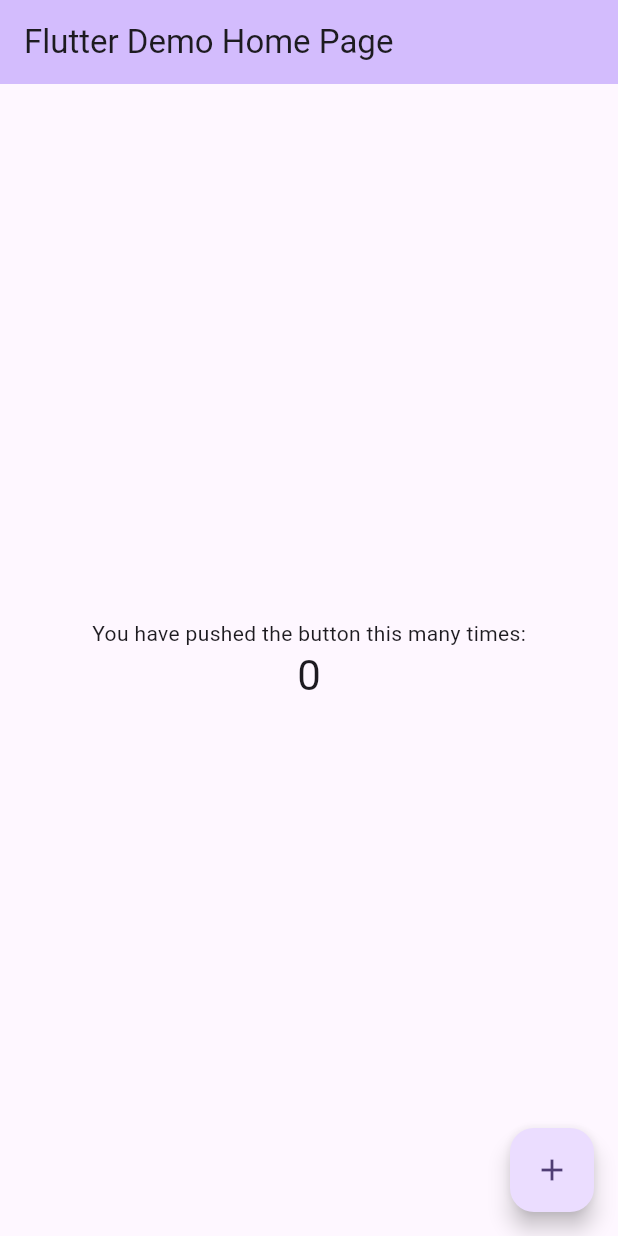
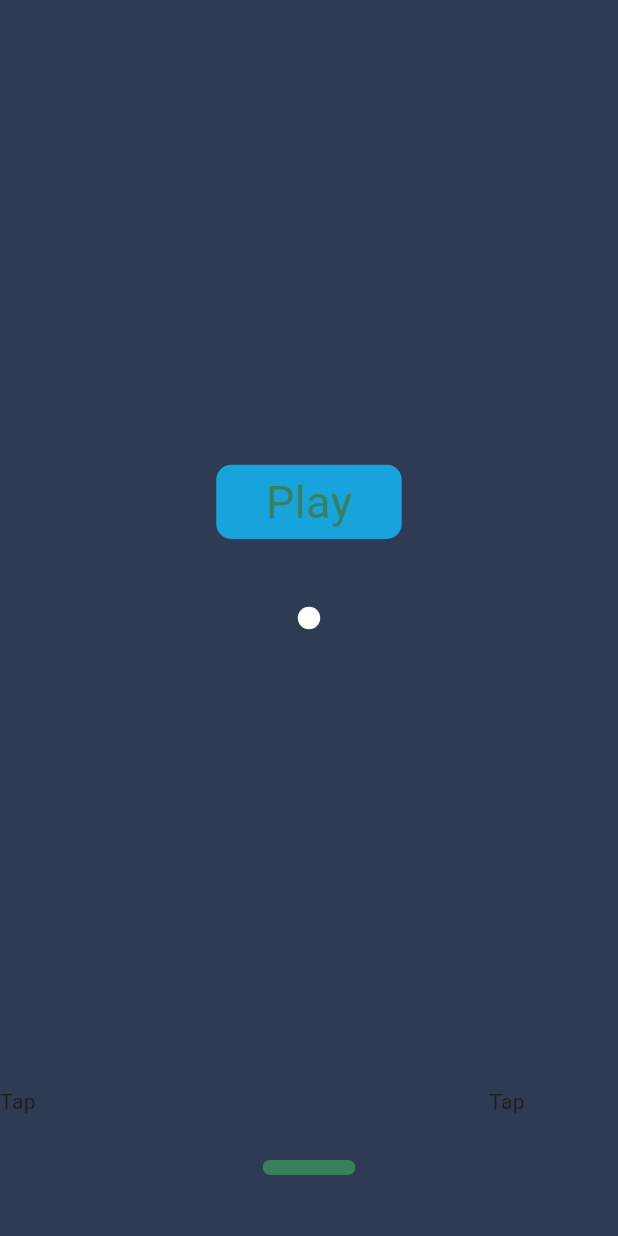
Before and after one commit to hngx-org/team-rainbow_troops-breakout-revival, a Flutter app: the screen it shows after launch, on a phone screen of 412 x 824 dp. Run offline on Flutter 3.47's test engine with Material 2 defaults, Android fonts, the phone set to English and light mode, and no system bars; our stand-ins replace google_fonts.

Commit message:
Started working on the Game main Design and logic - Set up tap to play - player movement with touch right/left only - ball movement up and down - handled the ball and player's brick contact physics to prevent the ball moving down if it touches the break.
will be working on bricks and breaking and more movement

```diff
--- /dev/null
+++ b/lib/features/game/models/direction_enums.dart
@@ -0,0 +1 @@
+enum Direction { UP, DOWN, RIGHT, LEFT }
--- a/lib/features/game/views/game_view.dart
+++ b/lib/features/game/views/game_view.dart
@@ -0,0 +1,218 @@
+import 'dart:async';
+
+import 'package:brick_breaker/features/game/models/direction_enums.dart';
+import 'package:brick_breaker/utils/constants.dart';
+import 'package:flutter/material.dart';
+import 'package:google_fonts/google_fonts.dart';
+
+class GameMainPage extends StatefulWidget {
+  const GameMainPage({super.key});
+
+  @override
+  State<GameMainPage> createState() => _GameMainPageState();
+}
+
+class _GameMainPageState extends State<GameMainPage> {
+  ///ball variables
+  double ballX = 0;
+  double ballY = 0;
+  var ballDirection = Direction.DOWN;
+
+  ///player variables
+  double playerX = 0;
+  double playerWidth = 0.3;
+
+  /// Game Settings
+  bool isGameStarted = false;
+
+  /// Game Start
+  void startGame() {
+    isGameStarted = true;
+    Timer.periodic(const Duration(milliseconds: 10), (timer) {
+      //movement
+      moveBall();
+      //direction
+      updateDirection();
+    });
+  }
+
+  /// Player Movement
+  /// Move Right
+  void moveLeft() {
+    if (!(playerX - 0.2 < -1)) {
+      playerX -= 0.2;
+    }
+  }
+
+  /// Move Right
+  void moveRight() {
+    if (!(playerX + 0.2 > 1)) {
+      playerX += 0.2;
+    }
+  }
+
+  ///ball direction and movement
+  void moveBall() {
+    setState(() {
+      if (ballDirection == Direction.DOWN) {
+        ballY += 0.01;
+      } else if (ballDirection == Direction.UP) {
+        ballY -= 0.01;
+      }
+    });
+  }
+
+  void updateDirection() {
+    setState(() {
+      if (ballY >= 0.9 && ballX >= playerX && ballX <= playerX + playerWidth) {
+        ballDirection = Direction.UP;
+      } else if (ballY <= -0.9) {
+        ballDirection = Direction.DOWN;
+      }
+    });
+  }
+
+  @override
+  Widget build(BuildContext context) {
+    final height = MediaQuery.sizeOf(context).height;
+    final width = MediaQuery.sizeOf(context).width;
+    return Scaffold(
+      backgroundColor: AppColors.backgroundColor,
+      body: Center(
+        child: Stack(
+          children: [
+            ///tap to play widget
+            StartPlay(
+                width: width,
+                height: height,
+                onTap: startGame,
+                isGameStarted: isGameStarted),
+
+            ///player
+            Player(playerX: playerX, playerWidth: playerWidth),
+
+            ///ball
+            Ball(ballX: ballX, ballY: ballY),
+            Positioned(
+                left: 0,
+                bottom: 0,
+                child: GestureDetector(
+                  onTap: moveLeft,
+                  onDoubleTap: moveLeft,
+                  child: SizedBox(
+                    height: 100,
+                    width: MediaQuery.sizeOf(context).width * .5,
+                    child: const Text('Tap'),
+                  ),
+                )),
+            Positioned(
+                right: -120,
+                bottom: 0,
+                child: GestureDetector(
+                  onTap: moveRight,
+                  onDoubleTap: moveRight,
+                  child: SizedBox(
+                    height: 100,
+                    width: MediaQuery.sizeOf(context).width * .5,
+                    child: const Text('Tap'),
+                  ),
+                ))
+          ],
+        ),
+      ),
+    );
+  }
+}
+
+class Player extends StatelessWidget {
+  const Player({super.key, required this.playerX, required this.playerWidth});
+
+  final double playerX;
+  final double playerWidth;
+
+  @override
+  Widget build(BuildContext context) {
+    return Container(
+        alignment: Alignment(playerX, 0.9),
+        child: ClipRRect(
+          borderRadius: const BorderRadius.all(Radius.circular(30)),
+          child: Container(
+            height: 10,
+            width: MediaQuery.sizeOf(context).width * playerWidth / 2,
+            decoration: const BoxDecoration(
+              color: AppColors.greenColor,
+            ),
+          ),
+        ));
+  }
+}
+
+class Ball extends StatelessWidget {
+  const Ball({
+    super.key,
+    required this.ballX,
+    required this.ballY,
+  });
+
+  final double ballX;
+  final double ballY;
+
+  @override
+  Widget build(BuildContext context) {
+    return Container(
+      alignment: Alignment(ballX, ballY),
+      child: Container(
+        height: 15,
+        width: 15,
+        decoration: const BoxDecoration(
+          color: AppColors.playerColor,
+          shape: BoxShape.circle,
+        ),
+      ),
+    );
+  }
+}
+
+class StartPlay extends StatelessWidget {
+  const StartPlay({
+    super.key,
+    required this.width,
+    required this.height,
+    required this.onTap,
+    required this.isGameStarted,
+  });
+
+  final double width;
+  final double height;
+  final VoidCallback onTap;
+  final bool isGameStarted;
+
+  @override
+  Widget build(BuildContext context) {
+    return isGameStarted
+        ? const SizedBox.shrink()
+        : Container(
+            alignment: const Alignment(0, -0.2),
+            child: InkWell(
+              onTap: onTap,
+              child: Ink(
+                width: width * .3,
+                height: height * .06,
+                decoration: const BoxDecoration(
+                    color: AppColors.brickColorPrimary,
+                    borderRadius: BorderRadius.all(Radius.circular(10))),
+                child: Center(
+                  child: Text(
+                    'Play',
+                    style: GoogleFonts.russoOne(
+                        fontWeight: FontWeight.w400,
+                        height: .3,
+                        fontSize: 30,
+                        color: AppColors.greenColor),
+                  ),
+                ),
+              ),
+            ),
+          );
+  }
+}
--- a/lib/main.dart
+++ b/lib/main.dart
@@ -1,3 +1,4 @@
+import 'package:brick_breaker/features/game/views/game_view.dart';
 import 'package:flutter/material.dart';
 
 void main() {
@@ -11,115 +12,12 @@ class MyApp extends StatelessWidget {
   @override
   Widget build(BuildContext context) {
     return MaterialApp(
-      title: 'Flutter Demo',
+      debugShowCheckedModeBanner: false,
       theme: ThemeData(
-        // This is the theme of your application.
-        //
-        // TRY THIS: Try running your application with "flutter run". You'll see
-        // the application has a blue toolbar. Then, without quitting the app,
-        // try changing the seedColor in the colorScheme below to Colors.green
-        // and then invoke "hot reload" (save your changes or press the "hot
-        // reload" button in a Flutter-supported IDE, or press "r" if you used
-        // the command line to start the app).
-        //
-        // Notice that the counter didn't reset back to zero; the application
-        // state is not lost during the reload. To reset the state, use hot
-        // restart instead.
-        //
-        // This works for code too, not just values: Most code changes can be
-        // tested with just a hot reload.
         colorScheme: ColorScheme.fromSeed(seedColor: Colors.deepPurple),
         useMaterial3: true,
       ),
-      home: const MyHomePage(title: 'Flutter Demo Home Page'),
+      home: const GameMainPage(),
     );
   }
 }
-
-class MyHomePage extends StatefulWidget {
-  const MyHomePage({super.key, required this.title});
-
-  // This widget is the home page of your application. It is stateful, meaning
-  // that it has a State object (defined below) that contains fields that affect
-  // how it looks.
-
-  // This class is the configuration for the state. It holds the values (in this
-  // case the title) provided by the parent (in this case the App widget) and
-  // used by the build method of the State. Fields in a Widget subclass are
-  // always marked "final".
-
-  final String title;
-
-  @override
-  State<MyHomePage> createState() => _MyHomePageState();
-}
-
-class _MyHomePageState extends State<MyHomePage> {
-  int _counter = 0;
-
-  void _incrementCounter() {
-    setState(() {
-      // This call to setState tells the Flutter framework that something has
-      // changed in this State, which causes it to rerun the build method below
-      // so that the display can reflect the updated values. If we changed
-      // _counter without calling setState(), then the build method would not be
-      // called again, and so nothing would appear to happen.
-      _counter++;
-    });
-  }
-
-  @override
-  Widget build(BuildContext context) {
-    // This method is rerun every time setState is called, for instance as done
-    // by the _incrementCounter method above.
-    //
-    // The Flutter framework has been optimized to make rerunning build methods
-    // fast, so that you can just rebuild anything that needs updating rather
-    // than having to individually change instances of widgets.
-    return Scaffold(
-      appBar: AppBar(
-        // TRY THIS: Try changing the color here to a specific color (to
-        // Colors.amber, perhaps?) and trigger a hot reload to see the AppBar
-        // change color while the other colors stay the same.
-        backgroundColor: Theme.of(context).colorScheme.inversePrimary,
-        // Here we take the value from the MyHomePage object that was created by
-        // the App.build method, and use it to set our appbar title.
-        title: Text(widget.title),
-      ),
-      body: Center(
-        // Center is a layout widget. It takes a single child and positions it
-        // in the middle of the parent.
-        child: Column(
-          // Column is also a layout widget. It takes a list of children and
-          // arranges them vertically. By default, it sizes itself to fit its
-          // children horizontally, and tries to be as tall as its parent.
-          //
-          // Column has various properties to control how it sizes itself and
-          // how it positions its children. Here we use mainAxisAlignment to
-          // center the children vertically; the main axis here is the vertical
-          // axis because Columns are vertical (the cross axis would be
-          // horizontal).
-          //
-          // TRY THIS: Invoke "debug painting" (choose the "Toggle Debug Paint"
-          // action in the IDE, or press "p" in the console), to see the
-          // wireframe for each widget.
-          mainAxisAlignment: MainAxisAlignment.center,
-          children: <Widget>[
-            const Text(
-              'You have pushed the button this many times:',
-            ),
-            Text(
-              '$_counter',
-              style: Theme.of(context).textTheme.headlineMedium,
-            ),
-          ],
-        ),
-      ),
-      floatingActionButton: FloatingActionButton(
-        onPressed: _incrementCounter,
-        tooltip: 'Increment',
-        child: const Icon(Icons.add),
-      ), // This trailing comma makes auto-formatting nicer for build methods.
-    );
-  }
-}
--- a/lib/utils/constants.dart
+++ b/lib/utils/constants.dart
@@ -0,0 +1,19 @@
+import 'package:flutter/material.dart';
+import 'package:google_fonts/google_fonts.dart';
+
+class AppColors {
+  static const brickColorPrimary = Color(0xff17A4DD);
+  static const brickColorSecondary = Color(0xff56647D);
+  static const backgroundColor = Color(0xff2F3B52);
+  static const playerColor = Color(0xffffffff);
+  static const greenColor = Color(0xff39805B);
+}
+
+class AppFonts {
+  static TextStyle playBtnStyle = GoogleFonts.russoOne(
+    fontSize: 30.0,
+    fontWeight: FontWeight.w400,
+    height: 0.36,
+    color: AppColors.greenColor,
+  );
+}
```
Also changed, not shown: pubspec.yaml (+6 -16 lines), pubspec.lock.
